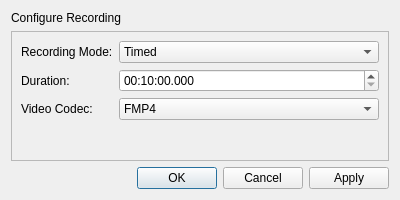
Old version of the form ui/DConfigureRecording.ui in the repository ETHZ-INS/Grimace-Box-Recorder.
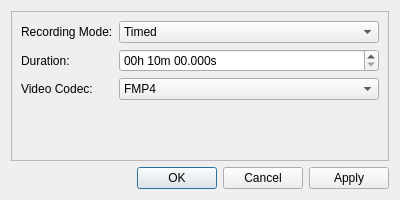
New version of the form.

```diff
--- a/ui/DConfigureRecording.ui
+++ b/ui/DConfigureRecording.ui
@@ -38,19 +38,6 @@
    <property name="sizeConstraint">
     <enum>QLayout::SetMinAndMaxSize</enum>
    </property>
-   <item>
-    <widget class="QLabel" name="label">
-     <property name="sizePolicy">
-      <sizepolicy hsizetype="Preferred" vsizetype="Fixed">
-       <horstretch>0</horstretch>
-       <verstretch>0</verstretch>
-      </sizepolicy>
-     </property>
-     <property name="text">
-      <string>Configure Recording</string>
-     </property>
-    </widget>
-   </item>
    <item>
     <widget class="QFrame" name="frame">
      <property name="frameShape">
@@ -91,7 +78,7 @@
       <item row="1" column="1">
        <widget class="QTimeEdit" name="tme_time">
         <property name="displayFormat">
-         <string>HH:mm:ss.zzz</string>
+         <string>HH'h' mm'm' ss.zzz's'</string>
         </property>
         <property name="timeSpec">
          <enum>Qt::LocalTime</enum>
```
Left out of the diff: 3 changed lines with no effect on the pictures.
